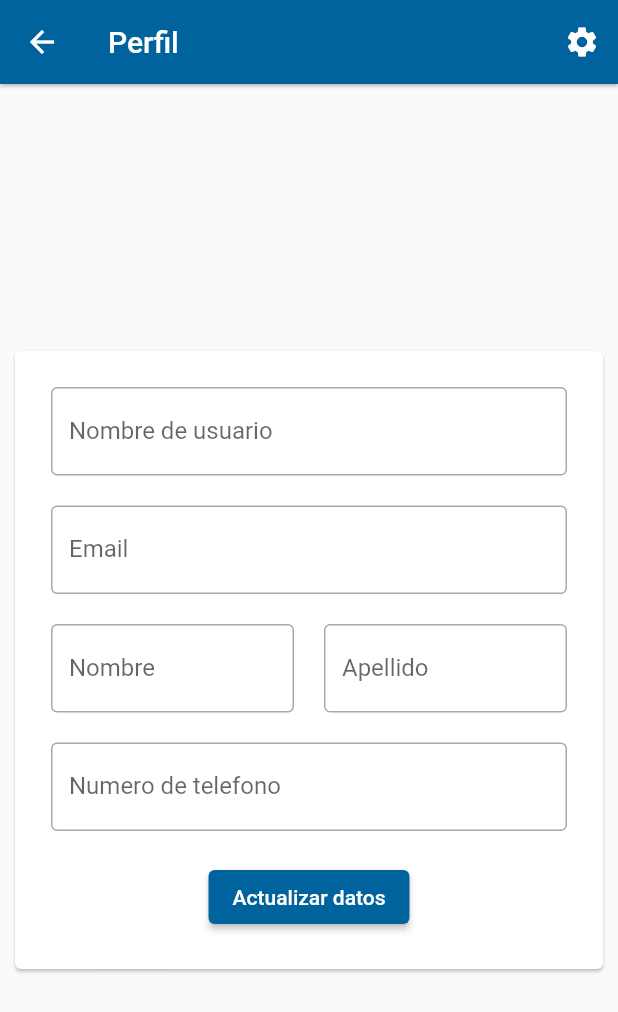
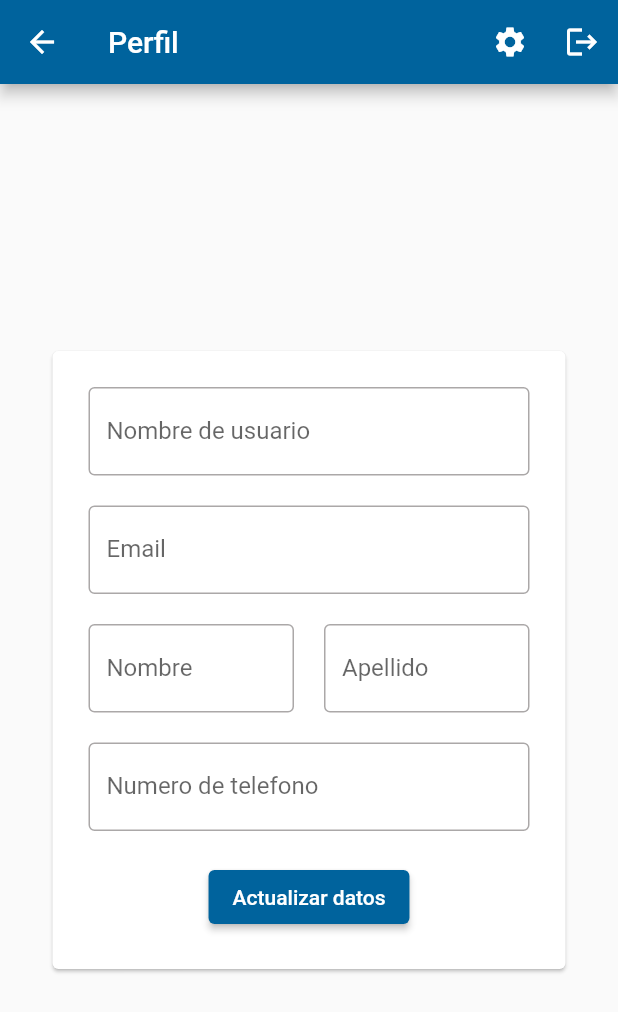
Before and after one commit to OppositeDragon/programador_reuniones_flutter, a Flutter app: the ProfileView screen opened directly, after a tap on "Editar datos", on a phone screen of 412 x 824 dp. Shown: the top 1012 px of the screen. Run offline on Flutter 3.47's test engine with Material 2 defaults, Android fonts, the phone set to English and light mode, and no system bars; our stand-ins replace cloud_firestore, firebase_auth, firebase_core, flutter_riverpod, go_router, google_sign_in; missing offline and left inert: flutter_facebook_auth; accounts and stored records are empty.

Commit message:
agregado estado de edicion, y datos desde bd para perfiles de email

```diff
--- a/lib/views/profile_view.dart
+++ b/lib/views/profile_view.dart
@@ -1,6 +1,8 @@
 import 'package:flutter/material.dart';
 import 'package:flutter_riverpod/flutter_riverpod.dart';
+import 'package:programador_reuniones_flutter/controllers/user_controller.dart';
 import 'package:programador_reuniones_flutter/theme/theme_controller.dart';
+import 'package:programador_reuniones_flutter/widgets/appbar_widget.dart';
 
 class ProfileView extends ConsumerStatefulWidget {
   const ProfileView({Key? key}) : super(key: key);
@@ -11,8 +13,13 @@ class ProfileView extends ConsumerStatefulWidget {
 
 class _ProfileViewState extends ConsumerState<ProfileView> {
   final GlobalKey<FormState> _formKey = GlobalKey<FormState>();
+  @override
+  void initState() {
+    super.initState();
+    ref.read(userProvider).getUserData();
+  }
+
   bool _isEditing = false;
-
   String _email = '';
   String _user = '';
   String _phone = '';
@@ -20,23 +27,18 @@ class _ProfileViewState extends ConsumerState<ProfileView> {
   String _lastName = '';
   @override
   Widget build(BuildContext context) {
+    final userData = ref.watch(userProvider).userData;
     final Color iconColor = Theme.of(context).colorScheme.inversePrimary;
     return SafeArea(
       child: Scaffold(
-        appBar: AppBar(
-            title: const Text('Perfil'),
-            actions: [
-              IconButton(
-                onPressed: () => ref.read(themeProvider).setTheme(),
-                icon: const Icon(Icons.settings),
-              ),
-            ],
-            elevation: 1),
+        appBar: const AppBarWidget('Perfil'),
         body: Center(
-          child: SingleChildScrollView(
+          child: userData == null
+              ? const CircularProgressIndicator()
+              : SingleChildScrollView(
                   child: Center(
                     child: ConstrainedBox(
-                constraints: const BoxConstraints(maxWidth: 400),
+                      constraints: const BoxConstraints(maxWidth: 350),
                       child: Card(
                         child: Padding(
                           padding: const EdgeInsets.all(24.0),
@@ -59,44 +61,45 @@ class _ProfileViewState extends ConsumerState<ProfileView> {
                                         Padding(
                                           padding: const EdgeInsets.all(12.0),
                                           child: Row(
-                                      mainAxisAlignment: MainAxisAlignment.center,
+                                            mainAxisAlignment: MainAxisAlignment.start,
                                             children: [
                                               Icon(Icons.abc, color: iconColor),
                                               const SizedBox(width: 12),
-                                        const Text('usuario', style: TextStyle(fontSize: 20)),
+                                              Text(userData['usuario'].toString(), style: TextStyle(fontSize: 20)),
                                             ],
                                           ),
                                         ),
                                         Padding(
                                           padding: const EdgeInsets.all(12.0),
                                           child: Row(
-                                      mainAxisAlignment: MainAxisAlignment.center,
+                                            mainAxisAlignment: MainAxisAlignment.start,
                                             children: [
                                               Icon(Icons.email, color: iconColor),
                                               const SizedBox(width: 12),
-                                        const Text('aoeaoe@aoeae.com', style: TextStyle(fontSize: 20)),
+                                              Text(userData['email'].toString(), style: TextStyle(fontSize: 20)),
                                             ],
                                           ),
                                         ),
                                         Padding(
                                           padding: const EdgeInsets.all(12.0),
                                           child: Row(
-                                      mainAxisAlignment: MainAxisAlignment.center,
+                                            mainAxisAlignment: MainAxisAlignment.start,
                                             children: [
                                               Icon(Icons.person, color: iconColor),
                                               const SizedBox(width: 12),
-                                        const Text('Nombre Persona', style: TextStyle(fontSize: 20)),
+                                              Text("${userData['nombre'].toString()} ${userData['apellido'].toString()}",
+                                                  style: TextStyle(fontSize: 20)),
                                             ],
                                           ),
                                         ),
                                         Padding(
                                           padding: const EdgeInsets.all(12.0),
                                           child: Row(
-                                      mainAxisAlignment: MainAxisAlignment.center,
+                                            mainAxisAlignment: MainAxisAlignment.start,
                                             children: [
                                               Icon(Icons.phone_android, color: iconColor),
                                               const SizedBox(width: 12),
-                                        const Text('099784575', style: TextStyle(fontSize: 20)),
+                                              Text(userData['telefono'].toString(), style: TextStyle(fontSize: 20)),
                                             ],
                                           ),
                                         ),
@@ -108,6 +111,7 @@ class _ProfileViewState extends ConsumerState<ProfileView> {
                                 : Column(
                                     children: [
                                       /*user */ TextFormField(
+                                        initialValue: userData['usuario'].toString(),
                                         key: const ValueKey('Nombre de usuario'),
                                         validator: (value) {
                                           if (value!.isEmpty || value.length < 4) {
@@ -122,6 +126,7 @@ class _ProfileViewState extends ConsumerState<ProfileView> {
                                       ),
                                       const SizedBox(height: 20),
                                       /*email */ TextFormField(
+                                        initialValue: userData['email'].toString(),
                                         key: const ValueKey('email'),
                                         decoration: const InputDecoration(labelText: 'Email', border: OutlineInputBorder()),
                                         validator: (value) {
@@ -140,6 +145,7 @@ class _ProfileViewState extends ConsumerState<ProfileView> {
                                         children: [
                                           Flexible(
                                             child: TextFormField(
+                                              initialValue: userData['nombre'].toString(),
                                               key: const ValueKey('name'),
                                               validator: (value) {
                                                 if (value!.isEmpty || value.length < 2) {
@@ -156,6 +162,7 @@ class _ProfileViewState extends ConsumerState<ProfileView> {
                                           const SizedBox(width: 20),
                                           Flexible(
                                             child: /*lastName*/ TextFormField(
+                                              initialValue: userData['apellido'].toString(),
                                               key: const ValueKey('lastName'),
                                               validator: (value) {
                                                 if (value!.isEmpty || value.length < 2) {
@@ -173,6 +180,7 @@ class _ProfileViewState extends ConsumerState<ProfileView> {
                                       ),
                                       const SizedBox(height: 20),
                                       /*phone */ TextFormField(
+                                        initialValue: userData['telefono'].toString(),
                                         key: const ValueKey('phone'),
                                         keyboardType: TextInputType.phone,
                                         validator: (value) {
```
Lines whose indentation alone changed are shown as unchanged.
